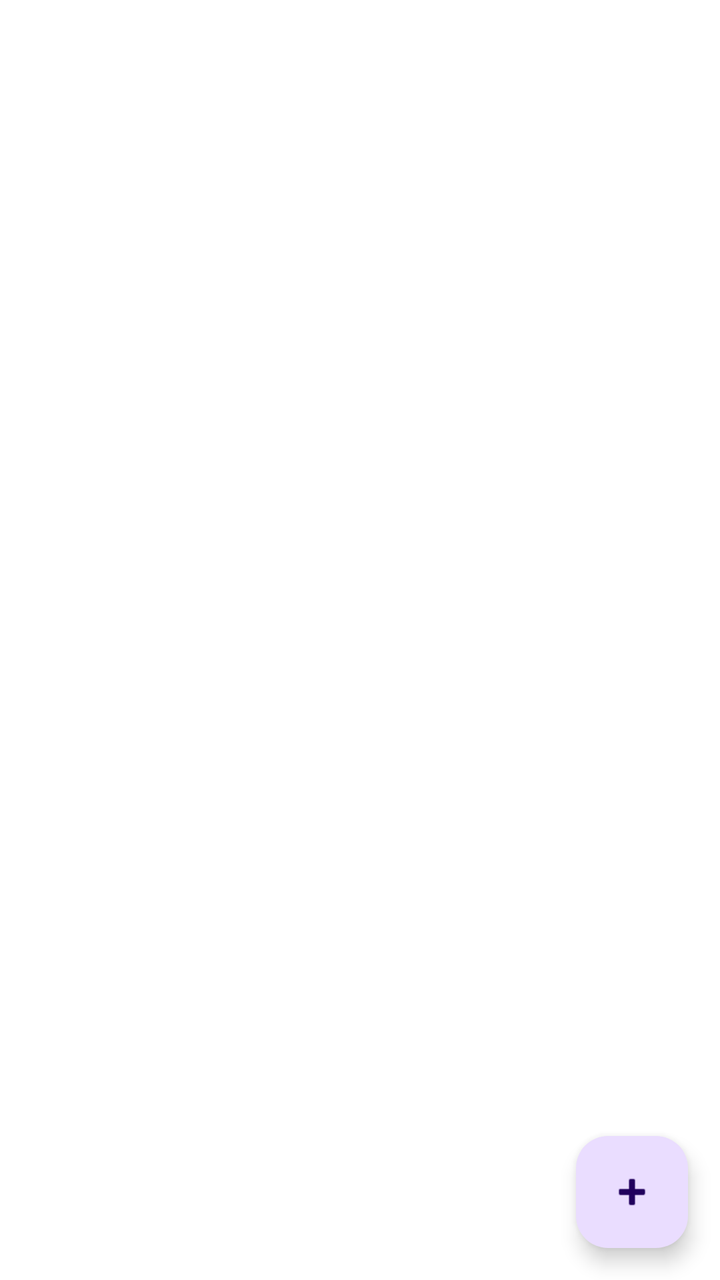
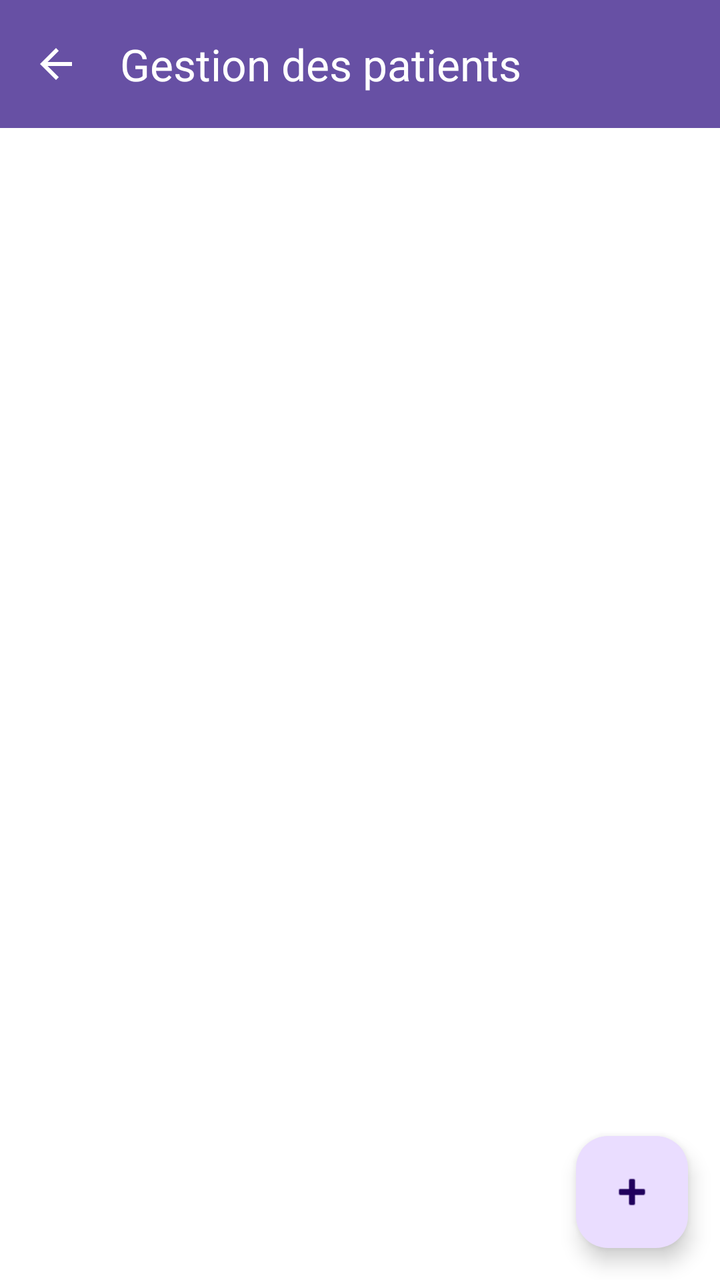

Screens rendered from an Android XML layout before and after an edit, with the pre-edit source and the edit as a unified diff.
<!-- AndroidManifest.xml: application theme Theme.CabinetMedical -->
<!-- res/layout/activity_admin_patients_list.xml -->
<?xml version="1.0" encoding="utf-8"?>
<RelativeLayout xmlns:android="http://schemas.android.com/apk/res/android"
    android:layout_width="match_parent"
    android:layout_height="match_parent"
    android:background="@color/white">

    
    <androidx.recyclerview.widget.RecyclerView
        android:id="@+id/recycler_view"
        android:layout_width="match_parent"
        android:layout_height="match_parent"
        android:padding="16dp"
        android:clipToPadding="false" />

    
    <ProgressBar
        android:id="@+id/progress_bar"
        android:layout_width="wrap_content"
        android:layout_height="wrap_content"
        android:layout_centerInParent="true"
        android:visibility="gone" />

    
    <TextView
        android:id="@+id/error_message"
        android:layout_width="match_parent"
        android:layout_height="wrap_content"
        android:layout_centerInParent="true"
        android:layout_margin="24dp"
        android:visibility="gone"
        android:text="Erreur de chargement"
        android:textColor="@color/error"
        android:textSize="16sp"
        android:gravity="center"
        android:padding="16dp"
        android:background="@drawable/error_background" />

    
    <TextView
        android:id="@+id/empty_message"
        android:layout_width="wrap_content"
        android:layout_height="wrap_content"
        android:layout_centerInParent="true"
        android:visibility="gone"
        android:text="Aucun patient enregistré"
        android:textSize="18sp"
        android:textColor="@color/text_secondary" />

    
    <com.google.android.material.floatingactionbutton.FloatingActionButton
        android:id="@+id/fab_add_patient"
        android:layout_width="wrap_content"
        android:layout_height="wrap_content"
        android:layout_alignParentEnd="true"
        android:layout_alignParentBottom="true"
        android:layout_margin="16dp"
        android:src="@android:drawable/ic_input_add"
        android:contentDescription="Ajouter un médecin" />

</RelativeLayout>
<!-- resources referenced by this layout -->
<resources>
  <color name="error">#F44336</color>
  <color name="text_secondary">#757575</color>
  <color name="white">#FFFFFFFF</color>
  <!-- drawable error_background (drawable) -->
  <?xml version="1.0" encoding="utf-8"?>
  <shape xmlns:android="http://schemas.android.com/apk/res/android"
      android:shape="rectangle">
      <solid android:color="#FFEBEE" />
      <corners android:radius="8dp" />
      <stroke
          android:width="1dp"
          android:color="#F44336" />
  </shape>
  <style name="Theme.CabinetMedical" parent="Base.Theme.CabinetMedical" />
  <style name="Base.Theme.CabinetMedical" parent="Theme.Material3.DayNight.NoActionBar">
          
          
      </style>
</resources>

<!-- the commit's change to res/layout/activity_admin_patients_list.xml (unified diff, before → after) -->
@@ -1,60 +1,86 @@
 <?xml version="1.0" encoding="utf-8"?>
-<RelativeLayout xmlns:android="http://schemas.android.com/apk/res/android"
+<LinearLayout xmlns:android="http://schemas.android.com/apk/res/android"
+    xmlns:app="http://schemas.android.com/apk/res-auto"
     android:layout_width="match_parent"
     android:layout_height="match_parent"
+    android:orientation="vertical"
     android:background="@color/white">
 
     
-    <androidx.recyclerview.widget.RecyclerView
-        android:id="@+id/recycler_view"
+    <com.google.android.material.appbar.MaterialToolbar
+        android:id="@+id/toolbar"
         android:layout_width="match_parent"
-        android:layout_height="match_parent"
-        android:padding="16dp"
-        android:clipToPadding="false" />
+        android:layout_height="?attr/actionBarSize"
+        android:background="?attr/colorPrimary"
+        app:title="Gestion des patients"
+        app:titleTextColor="@android:color/white"
+        app:navigationIcon="?attr/homeAsUpIndicator"
+        app:navigationIconTint="@android:color/white" />
 
     
-    <ProgressBar
-        android:id="@+id/progress_bar"
-        android:layout_width="wrap_content"
-        android:layout_height="wrap_content"
-        android:layout_centerInParent="true"
-        android:visibility="gone" />
+    <androidx.coordinatorlayout.widget.CoordinatorLayout
+        android:layout_width="match_parent"
+        android:layout_height="0dp"
+        android:layout_weight="1">
 
-    
-    <TextView
-        android:id="@+id/error_message"
-        android:layout_width="match_parent"
-        android:layout_height="wrap_content"
-        android:layout_centerInParent="true"
-        android:layout_margin="24dp"
-        android:visibility="gone"
-        android:text="Erreur de chargement"
-        android:textColor="@color/error"
-        android:textSize="16sp"
-        android:gravity="center"
-        android:padding="16dp"
-        android:background="@drawable/error_background" />
+        <FrameLayout
+            android:layout_width="match_parent"
+            android:layout_height="match_parent">
 
-    
-    <TextView
-        android:id="@+id/empty_message"
-        android:layout_width="wrap_content"
-        android:layout_height="wrap_content"
-        android:layout_centerInParent="true"
-        android:visibility="gone"
-        android:text="Aucun patient enregistré"
-        android:textSize="18sp"
-        android:textColor="@color/text_secondary" />
+            
+            <androidx.recyclerview.widget.RecyclerView
+                android:id="@+id/recycler_view"
+                android:layout_width="match_parent"
+                android:layout_height="match_parent"
+                android:padding="16dp"
+                android:clipToPadding="false" />
 
-    
-    <com.google.android.material.floatingactionbutton.FloatingActionButton
-        android:id="@+id/fab_add_patient"
-        android:layout_width="wrap_content"
-        android:layout_height="wrap_content"
-        android:layout_alignParentEnd="true"
-        android:layout_alignParentBottom="true"
-        android:layout_margin="16dp"
-        android:src="@android:drawable/ic_input_add"
-        android:contentDescription="Ajouter un médecin" />
+            
+            <ProgressBar
+                android:id="@+id/progress_bar"
+                android:layout_width="wrap_content"
+                android:layout_height="wrap_content"
+                android:layout_gravity="center"
+                android:visibility="gone" />
 
-</RelativeLayout>
+            
+            <TextView
+                android:id="@+id/error_message"
+                android:layout_width="match_parent"
+                android:layout_height="wrap_content"
+                android:layout_gravity="center"
+                android:layout_margin="24dp"
+                android:visibility="gone"
+                android:text="Erreur de chargement"
+                android:textColor="@color/error"
+                android:textSize="16sp"
+                android:gravity="center"
+                android:padding="16dp"
+                android:background="@drawable/error_background" />
+
+            
+            <TextView
+                android:id="@+id/empty_message"
+                android:layout_width="wrap_content"
+                android:layout_height="wrap_content"
+                android:layout_gravity="center"
+                android:visibility="gone"
+                android:text="Aucun patient enregistré"
+                android:textSize="18sp"
+                android:textColor="@color/text_secondary" />
+
+        </FrameLayout>
+
+        
+        <com.google.android.material.floatingactionbutton.FloatingActionButton
+            android:id="@+id/fab_add_patient"
+            android:layout_width="wrap_content"
+            android:layout_height="wrap_content"
+            android:layout_gravity="bottom|end"
+            android:layout_margin="16dp"
+            android:src="@android:drawable/ic_input_add"
+            android:contentDescription="Ajouter un patient" />
+
+    </androidx.coordinatorlayout.widget.CoordinatorLayout>
+
+</LinearLayout>
